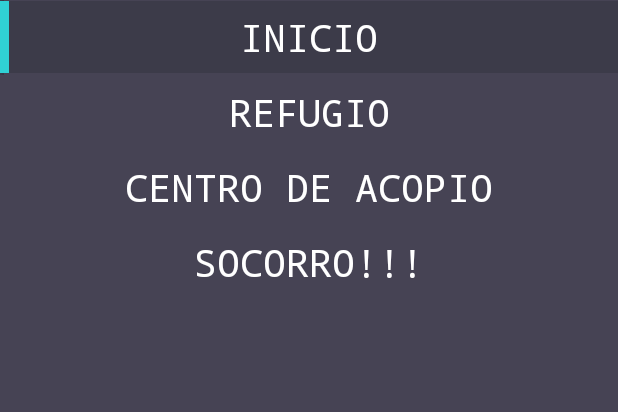
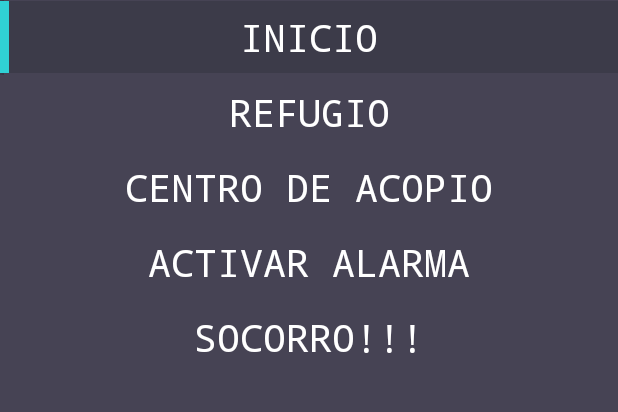
Before and after one commit to javiervar/auxilio_socorro, an Android app: the screen it shows after launch (MainActivity), after a tap on an icon or button, on a phone screen of 412 x 824 dp, the part 278-690 px from its top. Run offline under Robolectric (Android 15) with nearby library versions, the phone set to English and light mode, and no system bars; libraries missing offline, so code that uses them is left out: com.androidnetworking, com.androidnetworking.error, com.androidnetworking.interfaces; 1 statement that could not run was skipped.

Commit message:
boton socorro pantalla 9

```diff
--- a/app/src/main/java/com/example/kira/auxiliosocorro/Gillotine/animation/GuillotineAnimation.java
+++ b/app/src/main/java/com/example/kira/auxiliosocorro/Gillotine/animation/GuillotineAnimation.java
@@ -33,7 +33,7 @@ public class GuillotineAnimation {
     final private  TimeInterpolator mInterpolator;
     final private  View mActionBarView;
     final private  long mDelay;
-    final private Button btnRefugio,btnInicio, btnAcopio,btnSocorro;//prueba
+    final private Button btnRefugio,btnInicio, btnAcopio,btnSocorro,btnAlarma;//prueba
 
     private boolean isOpening;
     private boolean isClosing;
@@ -56,6 +56,7 @@ public class GuillotineAnimation {
         this.btnInicio=builder.btn1;
         this.btnAcopio=builder.btn3;
         this.btnSocorro=builder.btn4;//prueba
+        this.btnAlarma=builder.btn5;//prueba
 
         if (builder.isClosedOnStart) {
             mGuillotineView.setRotation(GUILLOTINE_CLOSED_ANGLE);
@@ -88,6 +89,7 @@ public class GuillotineAnimation {
     }
     public Button getBtnAcopio() {return btnAcopio;}
     public Button getBtnSocorro() {return btnSocorro;}//prueba
+    public Button getBtnAlarma(){return btnAlarma;}//prueba 2
     private void setUpOpeningView(final View openingView) {
 
         if (mActionBarView != null) {
@@ -232,7 +234,7 @@ public class GuillotineAnimation {
         private boolean isRightToLeftLayout;
         private TimeInterpolator interpolator;
         private boolean isClosedOnStart;
-        private Button btn1,btn2,btn3,btn4;//prueba
+        private Button btn1,btn2,btn3,btn4,btn5;//prueba
 
 
         public GuillotineBuilder(View guillotineView, View closingView, View openingView) {
@@ -243,6 +245,7 @@ public class GuillotineAnimation {
             this.btn2=(Button)guillotineView.findViewById(R.id.btn_refugio);
             this.btn3= (Button)guillotineView.findViewById(R.id.btn_acopio);
             this.btn4= (Button)guillotineView.findViewById(R.id.btn_socorro);//prueba
+            this.btn5= (Button)guillotineView.findViewById(R.id.btn_alarma);//prueba
 
         }
 
--- a/app/src/main/java/com/example/kira/auxiliosocorro/MainActivity.java
+++ b/app/src/main/java/com/example/kira/auxiliosocorro/MainActivity.java
@@ -13,6 +13,7 @@ import android.location.Criteria;
 import android.location.Geocoder;
 import android.location.Location;
 import android.location.LocationManager;
+import android.speech.tts.TextToSpeech;
 import android.support.v4.app.ActivityCompat;
 import android.support.v4.content.ContextCompat;
 import android.support.v7.app.AppCompatActivity;
@@ -36,7 +37,9 @@ import java.io.IOException;
 import java.util.List;
 import java.util.Locale;
 
-public class MainActivity extends AppCompatActivity {
+import static com.example.kira.auxiliosocorro.R.id.editText;
+
+public class MainActivity extends AppCompatActivity implements TextToSpeech.OnInitListener{
     private static final long RIPPLE_DURATION = 250;
 
     private Toolbar toolbar;
@@ -50,22 +53,10 @@ public class MainActivity extends AppCompatActivity {
     private Location location;
     private String latitud="ERROR",longitud="ERROR",direccion="ERROR";
     private Criteria criteria = new Criteria();
-
-    /*
-
-    LocationManager locationManager = (LocationManager)
-        getSystemService(Context.LOCATION_SERVICE);
-Criteria criteria = new Criteria();
-
-Location location = locationManager.getLastKnownLocation(locationManager
-        .getBestProvider(criteria, false));
-double latitude = location.getLatitude();
-double longitud = location.getLongitude();
-
-     */
+    private TextToSpeech textToSpeech;//pasar texto a voz
 
 
-    private Button btnInicio,btnRefugio, btnAcopio,btnSocorro;
+    private Button btnInicio,btnRefugio, btnAcopio,btnSocorro,btnAlarma;
     private GuillotineAnimation g;
     @Override
     protected void onCreate(Bundle savedInstanceState) {
@@ -99,6 +90,8 @@ double longitud = location.getLongitude();
         //agregando boton prueba mensaje socorro
         btnSocorro=g.getBtnSocorro();
         btnSocorro.setOnClickListener(eventosMenu);
+        btnAlarma=g.getBtnAlarma();
+        btnAlarma.setOnClickListener(eventosMenu);
 
     }
 
@@ -111,6 +104,7 @@ double longitud = location.getLongitude();
                     btnRefugio.setBackgroundColor(Color.TRANSPARENT);
                     btnAcopio.setBackgroundColor(Color.TRANSPARENT);
                     btnSocorro.setBackgroundColor(Color.TRANSPARENT);
+                    btnAlarma.setBackgroundColor(Color.TRANSPARENT);
                     loadFragment(new FragmentInicio());
                     break;
                 case R.id.btn_refugio:
@@ -118,6 +112,7 @@ double longitud = location.getLongitude();
                     btnInicio.setBackgroundColor(Color.TRANSPARENT);
                     btnAcopio.setBackgroundColor(Color.TRANSPARENT);
                     btnSocorro.setBackgroundColor(Color.TRANSPARENT);
+                    btnAlarma.setBackgroundColor(Color.TRANSPARENT);
                     loadFragment(new FragmentRefugio());
                     break;
                 case R.id.btn_acopio:
@@ -125,6 +120,7 @@ double longitud = location.getLongitude();
                     btnRefugio.setBackgroundColor(Color.TRANSPARENT);
                     btnInicio.setBackgroundColor(Color.TRANSPARENT);
                     btnSocorro.setBackgroundColor(Color.TRANSPARENT);
+                    btnAlarma.setBackgroundColor(Color.TRANSPARENT);
                     loadFragment(new FragmentAcopio());
                     break;
                 case R.id.btn_socorro://mandar mensaje de axilio
@@ -133,19 +129,13 @@ double longitud = location.getLongitude();
                     btnAcopio.setBackgroundColor(Color.TRANSPARENT);
                     btnRefugio.setBackgroundColor(Color.TRANSPARENT);
                     btnInicio.setBackgroundColor(Color.TRANSPARENT);
+                    btnAlarma.setBackgroundColor(Color.TRANSPARENT);
                     //loadFragment(new FragmentAcopio());
                     Toast.makeText(getBaseContext(), "SOCORRO!!! YA VALIO ESTO", Toast.LENGTH_SHORT).show();
                     //enviar mensaje de prueba
                     String strPhone = "6641375618";
                     //String strPhone = "6641184394";
                     String strMessage = "";
-
-                    //intento uno este no nos sirve XD aun
-                    /*Intent sendIntent = new Intent(Intent.ACTION_VIEW);
-                    sendIntent.setType("vnd.android-dir/mms-sms");
-                    sendIntent.putExtra("address", strPhone);
-                    sendIntent.putExtra("sms_body", strMessage);
-                    startActivity(sendIntent);*/
 
                     //intento 2
                     //obtener la posicion de la persona
@@ -198,13 +188,26 @@ double longitud = location.getLongitude();
                         Toast.makeText(getBaseContext(),"GPS desactivado",Toast.LENGTH_SHORT).show();
                     }
 
-                    /*GoogleApiClient apiClient = new GoogleApiClient.Builder(this)
-                            .enableAutoManage(this, this)
-                            .addConnectionCallbacks(this)
-                            .addApi(Location.API)
-                            .build();*/
 
-                    //Toast.makeText(this, "Sent.", Toast.LENGTH_SHORT).show();
+
+                    break;
+
+                case R.id.btn_alarma:
+                    textToSpeech = new TextToSpeech(getApplicationContext(),new TextToSpeech.OnInitListener(){
+                        @Override
+                        public void onInit(int status) {
+                            habla();
+                        }
+                    });
+                    btnAcopio.setBackgroundColor(Color.TRANSPARENT);
+                    btnRefugio.setBackgroundColor(Color.TRANSPARENT);
+                    btnInicio.setBackgroundColor(Color.TRANSPARENT);
+                    btnSocorro.setBackgroundColor(Color.TRANSPARENT);
+                    btnAlarma.setBackgroundColor(Color.TRANSPARENT);
+
+                    //loadFragment(new FragmentAcopio());
+
+
 
                     break;
             }
@@ -233,14 +236,6 @@ double longitud = location.getLongitude();
 
             latitud =location.getLatitude()+"";
             longitud = location.getLongitude()+"";
-            /*if(location.getLatitude()+""!=null){
-                latitud =location.getLatitude()+"";
-            }
-            if(location.getLongitude()+""!=null){
-                longitud = location.getLongitude()+"";
-            }*/
-
-
 
         }catch (SecurityException e){
 
@@ -283,6 +278,23 @@ double longitud = location.getLongitude();
     }
 
 
+    //pasartexto a voz
+    private void habla(){
+        textToSpeech.setLanguage( new Locale( "spa", "ESP" ) );
+        String auxilio="AUXILIO";
+        speak(auxilio);
+
+
+    }
+
+    private void speak( String str )
+    {
+        textToSpeech.speak( str, TextToSpeech.QUEUE_FLUSH, null );
+        textToSpeech.setSpeechRate( 0.0f );
+        textToSpeech.setPitch( 0.0f );
+    }
+
+
 
     public void loadFragment(Fragment fragment) {
 
@@ -294,4 +306,15 @@ double longitud = location.getLongitude();
 
 
 
+    @Override
+    public void onInit( int status )
+    {
+        if ( status == TextToSpeech.LANG_MISSING_DATA | status == TextToSpeech.LANG_NOT_SUPPORTED )
+        {
+            Toast.makeText( this, "ERROR LANG_MISSING_DATA | LANG_NOT_SUPPORTED", Toast.LENGTH_SHORT ).show();
+        }
+    }
+
+
+
 }
--- a/app/src/main/res/layout/guillotine.xml
+++ b/app/src/main/res/layout/guillotine.xml
@@ -103,6 +103,25 @@
 
     </LinearLayout>
 
+
+    <LinearLayout
+        android:layout_width="match_parent"
+        android:layout_height="50dp">
+
+        <Button
+            android:id="@+id/btn_alarma"
+            android:layout_width="match_parent"
+            android:layout_height="wrap_content"
+            android:layout_gravity="center|center_horizontal"
+            android:background="@android:color/transparent"
+            android:fontFamily="monospace"
+            android:text="Activar Alarma"
+            android:textAlignment="center"
+            android:textColor="#fff"
+            android:textSize="25sp" />
+
+    </LinearLayout>
+
     <LinearLayout
         android:layout_width="match_parent"
         android:layout_height="50dp">
```
